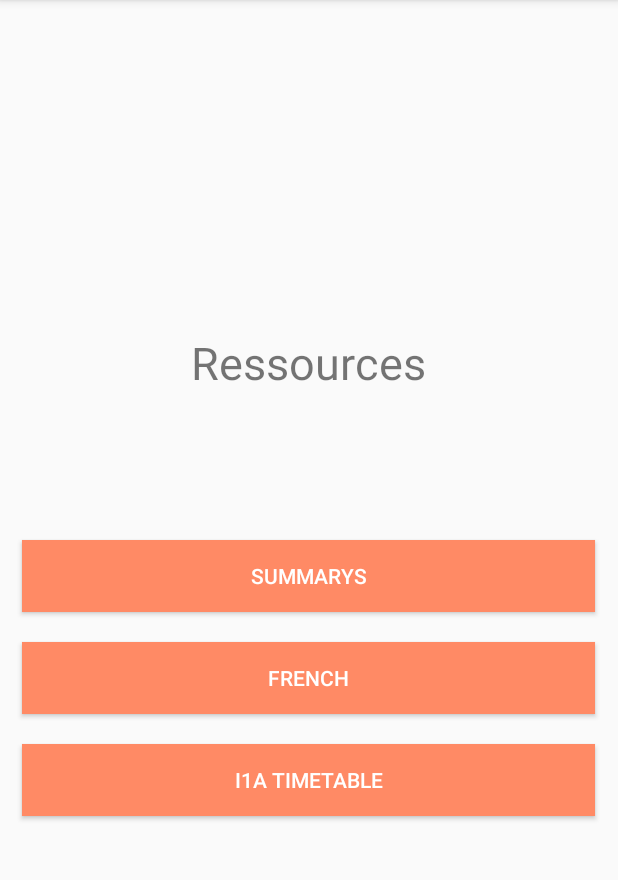
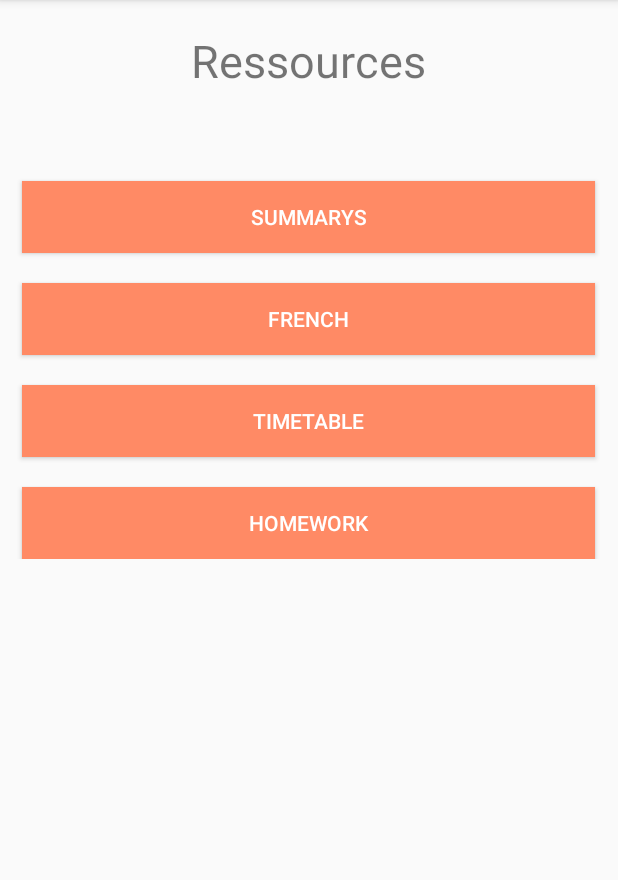
Before and after one commit to Dan6erbond/SchoolHelper, an Android app: the screen it shows after launch (MainActivity), on a phone screen of 412 x 824 dp, the part 84-964 px from its top. Run offline under Robolectric (Android 15) with nearby library versions, the phone set to English and light mode, and no system bars.

Commit message:
v4.2
With the newest Edition of SchoolHelper you can now see the homework you have to get done by when and add your own homework to the file hosted on an ftp server

```diff
--- a/SchoolHelper/app/build.gradle
+++ b/SchoolHelper/app/build.gradle
@@ -6,8 +6,8 @@ android {
         applicationId "com.dan6erbond.schoolhelper"
         minSdkVersion 14
         targetSdkVersion 23
-        versionCode 9
-        versionName "3.8"
+        versionCode 10
+        versionName "4.2"
         testInstrumentationRunner "android.support.test.runner.AndroidJUnitRunner"
     }
     buildTypes {
--- a/SchoolHelper/app/src/main/java/com/dan6erbond/schoolhelper/HomeFragment.java
+++ b/SchoolHelper/app/src/main/java/com/dan6erbond/schoolhelper/HomeFragment.java
@@ -15,7 +15,7 @@ public class HomeFragment extends Fragment {
     public View onCreateView(LayoutInflater inflater, @Nullable ViewGroup container, @Nullable Bundle savedInstanceState) {
         View view = inflater.inflate(R.layout.fragment_home, container, false);
 
-        final Button zusammenfassungenButton = view.findViewById(R.id.home_zusammenfassungen);
+        Button zusammenfassungenButton = view.findViewById(R.id.home_zusammenfassungen);
         zusammenfassungenButton.setOnClickListener(
                 new View.OnClickListener(){
                     @Override
@@ -25,7 +25,7 @@ public class HomeFragment extends Fragment {
                 }
         );
 
-        final Button frenchButton = view.findViewById(R.id.home_french);
+        Button frenchButton = view.findViewById(R.id.home_french);
         frenchButton.setOnClickListener(
                 new View.OnClickListener(){
                     @Override
@@ -35,8 +35,8 @@ public class HomeFragment extends Fragment {
                 }
         );
 
-        final Button timtableButton = view.findViewById(R.id.home_timetable);
-        timtableButton.setOnClickListener(
+        Button timetableButton = view.findViewById(R.id.home_timetable);
+        timetableButton.setOnClickListener(
                 new View.OnClickListener(){
                     @Override
                     public void onClick(View v) {
@@ -45,6 +45,16 @@ public class HomeFragment extends Fragment {
                 }
         );
 
+        Button homeworkButton = view.findViewById(R.id.home_homework);
+        homeworkButton.setOnClickListener(
+                new View.OnClickListener(){
+                    @Override
+                    public void onClick(View v) {
+                        ((MainActivity)getActivity()).changeFragment(new HomeworkFragment());
+                    }
+                }
+        );
+
         return view;
     }
 }
--- a/SchoolHelper/app/src/main/java/com/dan6erbond/schoolhelper/MainActivity.java
+++ b/SchoolHelper/app/src/main/java/com/dan6erbond/schoolhelper/MainActivity.java
@@ -63,6 +63,9 @@ public class MainActivity extends AppCompatActivity {
                     case R.id.nav_timetable:
                         changeFragment(new TimetableFragment());
                         break;
+                    case R.id.nav_homework:
+                        changeFragment(new HomeworkFragment());
+                        break;
                     case R.id.nav_about:
                         changeFragment(new AboutFragment());
                         break;
@@ -101,8 +104,6 @@ public class MainActivity extends AppCompatActivity {
         transaction.commit();
     }
 
-
-
     @Override
     public boolean onCreateOptionsMenu(Menu menu) {
         getMenuInflater().inflate(R.menu.main_menu, menu);
--- a/SchoolHelper/app/src/main/res/layout/dialog_zusammenfassung.xml
+++ b/SchoolHelper/app/src/main/res/layout/dialog_zusammenfassung.xml
@@ -10,6 +10,8 @@
         android:layout_alignParentTop="true"
         android:layout_centerHorizontal="true"
         android:layout_marginTop="20dp"
+        android:layout_marginLeft="20dp"
+        android:layout_marginRight="20dp"
         android:text="TextView" />
 
     <TableLayout
--- a/SchoolHelper/app/src/main/res/layout/fragment_home.xml
+++ b/SchoolHelper/app/src/main/res/layout/fragment_home.xml
@@ -8,52 +8,56 @@
         android:id="@+id/ressources"
         android:layout_width="wrap_content"
         android:layout_height="wrap_content"
-        android:layout_above="@+id/home_zusammenfassungen"
+        android:layout_marginTop="20dp"
         android:layout_centerHorizontal="true"
-        android:layout_marginBottom="78dp"
         android:text="@string/ressources"
-        android:textSize="30sp"
-        app:layout_constraintLeft_toLeftOf="parent"
-        app:layout_constraintRight_toRightOf="parent"
-        app:layout_constraintTop_toTopOf="parent" />
+        android:textSize="30sp" />
+
+    <ScrollView
+        android:layout_height="wrap_content"
+        android:layout_width="match_parent"
+        android:id="@+id/home_fragment_scrollview"
+        android:layout_marginTop="40dp"
+        android:layout_below="@+id/ressources">
+        <RelativeLayout
+            android:layout_width="match_parent"
+            android:layout_height="match_parent">
 
             <Button
                 android:id="@+id/home_zusammenfassungen"
                 android:layout_width="match_parent"
                 android:layout_height="wrap_content"
                 android:layout_centerHorizontal="true"
-        android:layout_centerVertical="true"
                 android:text="@string/zusammenfassungen"
-        app:layout_constraintBottom_toBottomOf="parent"
-        app:layout_constraintLeft_toLeftOf="parent"
-        app:layout_constraintRight_toRightOf="parent"
-        app:layout_constraintTop_toTopOf="parent"
                 style="@style/StandardButton"/>
 
             <Button
                 android:id="@+id/home_french"
-        style="@style/StandardButton"
                 android:layout_width="match_parent"
                 android:layout_height="wrap_content"
-        android:layout_below="@+id/home_zusammenfassungen"
                 android:layout_centerHorizontal="true"
+                android:layout_below="@id/home_zusammenfassungen"
                 android:text="@string/french"
-        app:layout_constraintBottom_toBottomOf="parent"
-        app:layout_constraintLeft_toLeftOf="parent"
-        app:layout_constraintRight_toRightOf="parent"
-        app:layout_constraintTop_toTopOf="parent" />
+                style="@style/StandardButton"/>
 
             <Button
                 android:id="@+id/home_timetable"
-        style="@style/StandardButton"
                 android:layout_width="match_parent"
                 android:layout_height="wrap_content"
-        android:layout_below="@+id/home_french"
                 android:layout_centerHorizontal="true"
-        android:text="@string/i1a_timetable"
-        app:layout_constraintBottom_toBottomOf="parent"
-        app:layout_constraintLeft_toLeftOf="parent"
-        app:layout_constraintRight_toRightOf="parent"
-        app:layout_constraintTop_toTopOf="parent" />
+                android:layout_below="@id/home_french"
+                android:text="@string/timetable"
+                style="@style/StandardButton"/>
+
+            <Button
+                android:id="@+id/home_homework"
+                android:layout_width="match_parent"
+                android:layout_height="wrap_content"
+                android:layout_centerHorizontal="true"
+                android:layout_below="@id/home_timetable"
+                android:text="@string/homework"
+                style="@style/StandardButton"/>
+        </RelativeLayout>
+    </ScrollView>
 
 </RelativeLayout>
--- a/SchoolHelper/app/src/main/res/layout/fragment_timetable.xml
+++ b/SchoolHelper/app/src/main/res/layout/fragment_timetable.xml
@@ -11,7 +11,7 @@
         android:layout_alignParentTop="true"
         android:layout_centerHorizontal="true"
         android:layout_marginTop="46dp"
-        android:text="@string/i1a_timetable"
+        android:text="@string/timetable"
         android:textSize="30sp"
         app:layout_constraintLeft_toLeftOf="parent"
         app:layout_constraintRight_toRightOf="parent"
@@ -24,7 +24,7 @@
         android:layout_alignParentBottom="true"
         android:layout_centerHorizontal="true"
         android:layout_margin="20dp"
-        android:contentDescription="@string/i1a_timetable"
+        android:contentDescription="@string/timetable"
         app:srcCompat="@drawable/stundenplan" />
 
 </RelativeLayout>
--- a/SchoolHelper/app/src/main/res/menu/navigation_menu.xml
+++ b/SchoolHelper/app/src/main/res/menu/navigation_menu.xml
@@ -10,12 +10,16 @@
         android:title="@string/zusammenfassungen" />
 
     <item
+        android:id="@+id/nav_timetable"
+        android:title="@string/timetable" />
+
+    <item
+        android:id="@+id/nav_homework"
+        android:title="@string/homework" />
+
+    <item
         android:id="@+id/nav_about"
         android:title="@string/about" />
-
-    <item
-        android:id="@+id/nav_timetable"
-        android:title="@string/i1a_timetable" />
 
     <!--All dropdowns must come here, single items come above-->
 
--- a/SchoolHelper/app/src/main/res/values/colors.xml
+++ b/SchoolHelper/app/src/main/res/values/colors.xml
@@ -7,4 +7,5 @@
     <color name="lighterGrey">#E8EAF6</color>
     <color name="lightGrey">#C5CAE9</color>
     <color name="gray">#444440</color>
+    <color name="black">#000000</color>
 </resources>
--- a/SchoolHelper/app/src/main/res/values/strings.xml
+++ b/SchoolHelper/app/src/main/res/values/strings.xml
@@ -41,11 +41,16 @@
     <string name="french_time_p_example" translatable="false"> - L’homme est méchant.\n - Elle parle avec son amie.\n - Ella a un rendez-vous demain.\n - Il joue au foot tous les mardis.</string>
     <string name="no_pdf_viewer">No usable PDF Viewer installed/detected!</string>
     <string name="open_file">Open File:</string>
-    <string name="i1a_timetable">I1A Timetable</string>
     <string name="subject">Subject</string>
     <string name="topic">Topic</string>
     <string name="date">Date</string>
     <string name="download">Download</string>
     <string name="link" translatable="false">Link</string>
     <string name="author">Author</string>
+    <string name="homework">Homework</string>
+    <string name="timetable">Timetable</string>
+    <string name="add_homework">Add Homework</string>
+    <string name="job">Job</string>
+    <string name="cancel">Cancel</string>
+    <string name="save">Save</string>
 </resources>
--- a/SchoolHelper/app/src/main/res/values/styles.xml
+++ b/SchoolHelper/app/src/main/res/values/styles.xml
@@ -24,7 +24,7 @@
         <item name="android:layout_marginRight">30dp</item>
     </style>
 
-    <style name="ZusammenfassungDialogStyle" parent="Theme.AppCompat.DayNight.Dialog.Alert">
+    <style name="DialogStyle" parent="Theme.AppCompat.DayNight.Dialog.Alert">
         <item name="android:windowAnimationStyle">@style/MyAnimation</item>
     </style>
 
```
Also changed, not shown: SchoolHelper/app/src/main/java/com/dan6erbond/schoolhelper/Homework.java (added, +13 -0 lines), SchoolHelper/app/src/main/java/com/dan6erbond/schoolhelper/HomeworkFragment.java (added, +295 -0 lines), SchoolHelper/app/src/main/java/com/dan6erbond/schoolhelper/Zusammenfassung.java (+11 -9 lines), SchoolHelper/app/src/main/java/com/dan6erbond/schoolhelper/ZusammenfassungenFragment.java (+14 -7 lines), SchoolHelper/app/src/main/res/drawable/homework_row.xml (added, +15 -0 lines), SchoolHelper/app/src/main/res/layout/dialog_add_homework.xml (added, +67 -0 lines), SchoolHelper/app/src/main/res/layout/fragment_homework.xml (added, +48 -0 lines), SchoolHelper/app/libs/commons-net-3.6.jar (added), 404 other files. Lines whose indentation alone changed are shown as unchanged.
